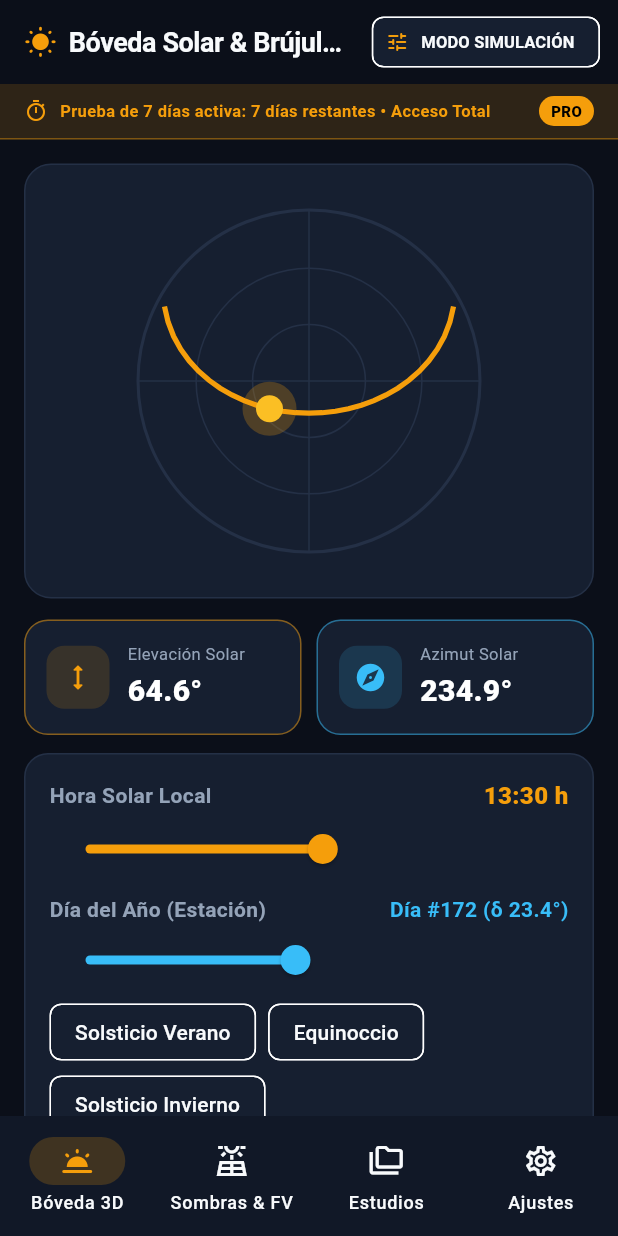
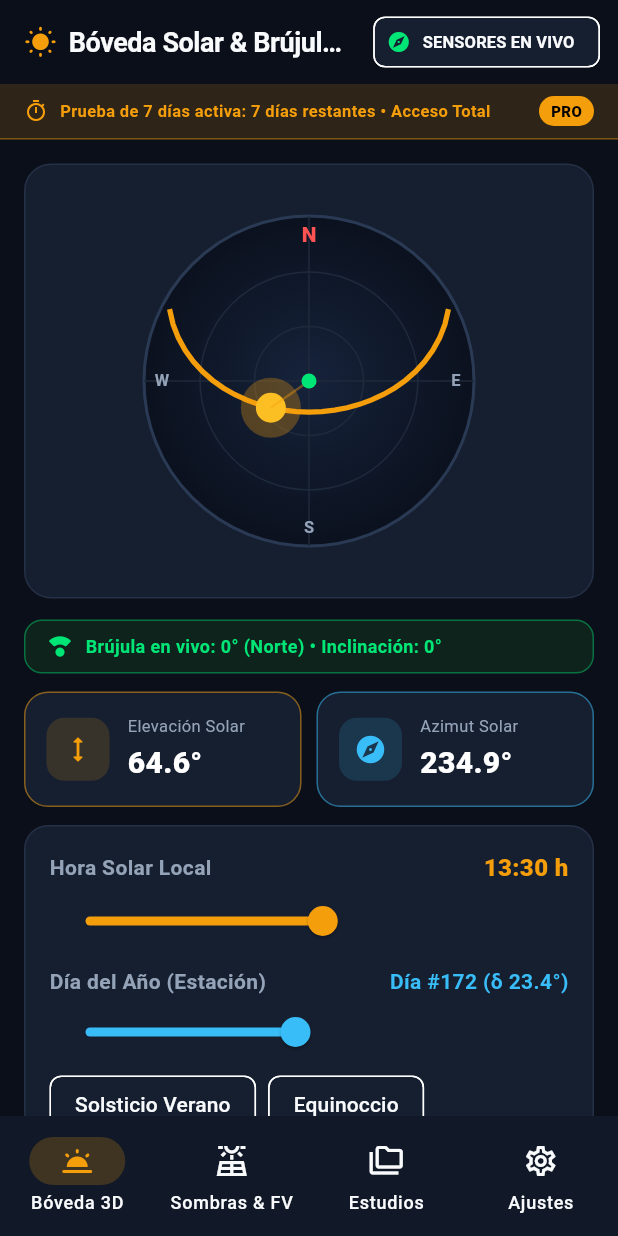
Before and after one commit to sucopierrottet-glitch/SunPathAR, a Flutter app: the screen it shows after launch, after a tap on "Entrar a Bóveda Solar", on a phone screen of 412 x 824 dp. Run offline on Flutter 3.47's test engine with Material 3 defaults, Android fonts, the phone set to English and light mode, and no system bars; our stand-ins replace in_app_purchase, pdf, printing, shared_preferences, signature.

Commit message:
fix: enable live sensor polling by default, rotate compass dome and add real-time heading readout

```diff
--- a/lib/main.dart
+++ b/lib/main.dart
@@ -6,10 +6,13 @@ import 'theme/app_theme.dart';
 
 import 'services/billing_service.dart';
 
+import 'services/sensor_service.dart';
+
 void main() async {
   WidgetsFlutterBinding.ensureInitialized();
   await StorageService.instance.init();
   await BillingService.instance.init();
+  SensorService.instance.init();
   runApp(const SunPathArApp());
 }
 
--- a/lib/screens/home_navigation_screen.dart
+++ b/lib/screens/home_navigation_screen.dart
@@ -255,11 +255,40 @@ class _HomeNavigationScreenState extends State<HomeNavigationScreen> {
                 currentPos: pos,
                 dailyArc: arc,
                 compassHeading: sensor.compassAzimuth,
+                isLive: sensor.useLiveSensors,
               ),
               child: const SizedBox.expand(),
             ),
           ),
           const SizedBox(height: 14),
+
+          // Live Sensor Status Banner
+          if (sensor.useLiveSensors)
+            Container(
+              margin: const EdgeInsets.only(bottom: 12),
+              padding: const EdgeInsets.symmetric(horizontal: 14, vertical: 8),
+              decoration: BoxDecoration(
+                color: const Color(0xFF0F231D),
+                borderRadius: BorderRadius.circular(12),
+                border: Border.all(color: AppTheme.success.withValues(alpha: 0.4)),
+              ),
+              child: Row(
+                children: [
+                  const Icon(Icons.compass_calibration_rounded, color: AppTheme.success, size: 18),
+                  const SizedBox(width: 8),
+                  Expanded(
+                    child: Text(
+                      'Brújula en vivo: ' + sensor.compassAzimuth.toStringAsFixed(0) + '° (' + _getCardinalLabel(sensor.compassAzimuth) + ') • Inclinación: ' + sensor.devicePitch.toStringAsFixed(0) + '°',
+                      style: const TextStyle(
+                        color: AppTheme.success,
+                        fontSize: 12,
+                        fontWeight: FontWeight.bold,
+                      ),
+                    ),
+                  ),
+                ],
+              ),
+            ),
 
           // Live Elevation & Azimuth KPI Row
           Row(
@@ -909,6 +938,17 @@ class _HomeNavigationScreenState extends State<HomeNavigationScreen> {
     );
   }
 
+  String _getCardinalLabel(double az) {
+    if (az >= 337.5 || az < 22.5) return 'Norte';
+    if (az >= 22.5 && az < 67.5) return 'Noreste';
+    if (az >= 67.5 && az < 112.5) return 'Este';
+    if (az >= 112.5 && az < 157.5) return 'Sureste';
+    if (az >= 157.5 && az < 202.5) return 'Sur';
+    if (az >= 202.5 && az < 247.5) return 'Suroeste';
+    if (az >= 247.5 && az < 292.5) return 'Oeste';
+    return 'Noroeste';
+  }
+
   Widget _metricCard(
       String title, String value, Color accent, IconData icon) {
     return Container(
@@ -989,26 +1029,38 @@ class _SolarSkyDomePainter extends CustomPainter {
   final SolarPositionResult currentPos;
   final List<SolarPositionResult> dailyArc;
   final double compassHeading;
+  final bool isLive;
 
   _SolarSkyDomePainter({
     required this.currentPos,
     required this.dailyArc,
     required this.compassHeading,
+    required this.isLive,
   });
 
   @override
   void paint(Canvas canvas, Size size) {
     final cx = size.width / 2;
     final cy = size.height / 2;
-    final maxR = math.min(cx, cy) - 18;
+    final maxR = math.min(cx, cy) - 22;
+
+    // Background Sky Gradient
+    final bgPaint = Paint()
+      ..shader = RadialGradient(
+        colors: [
+          const Color(0xFF16233B),
+          const Color(0xFF0B111E),
+        ],
+      ).createShader(Rect.fromCircle(center: Offset(cx, cy), radius: maxR));
+    canvas.drawCircle(Offset(cx, cy), maxR, bgPaint);
 
     // Outer Horizon Compass Circle
     final ringPaint = Paint()
-      ..color = const Color(0xFF243046)
+      ..color = const Color(0xFF2A3A54)
       ..style = PaintingStyle.stroke
       ..strokeWidth = 2;
     canvas.drawCircle(Offset(cx, cy), maxR, ringPaint);
-    canvas.drawCircle(Offset(cx, cy), maxR * 0.66, ringPaint..strokeWidth = 1);
+    canvas.drawCircle(Offset(cx, cy), maxR * 0.66, ringPaint..strokeWidth = 1..color = const Color(0xFF1E293B));
     canvas.drawCircle(Offset(cx, cy), maxR * 0.33, ringPaint);
 
     // Crosshairs
@@ -1017,12 +1069,20 @@ class _SolarSkyDomePainter extends CustomPainter {
     canvas.drawLine(
         Offset(cx, cy - maxR), Offset(cx, cy + maxR), ringPaint);
 
+    // Cardinal Points (N, S, E, W) rotated by device compass heading
+    final rotationRad = isLive ? (-compassHeading * math.pi / 180.0) : 0.0;
+
+    _drawCardinal(canvas, cx, cy, maxR, rotationRad, 0, 'N', Colors.redAccent, isBold: true);
+    _drawCardinal(canvas, cx, cy, maxR, rotationRad, 90, 'E', AppTheme.textSecondary);
+    _drawCardinal(canvas, cx, cy, maxR, rotationRad, 180, 'S', AppTheme.textSecondary);
+    _drawCardinal(canvas, cx, cy, maxR, rotationRad, 270, 'W', AppTheme.textSecondary);
+
     // Draw Daily Solar Trajectory Path
     final path = Path();
     bool started = false;
     for (final pt in dailyArc) {
       if (pt.elevationDeg >= 0) {
-        final offset = _polarToScreen(cx, cy, maxR, pt.azimuthDeg, pt.elevationDeg);
+        final offset = _polarToScreen(cx, cy, maxR, pt.azimuthDeg, pt.elevationDeg, rotationRad);
         if (!started) {
           path.moveTo(offset.dx, offset.dy);
           started = true;
@@ -1041,25 +1101,58 @@ class _SolarSkyDomePainter extends CustomPainter {
     // Draw Current Sun Position
     final sunElev = currentPos.elevationDeg.clamp(0.0, 90.0);
     final sunPos =
-        _polarToScreen(cx, cy, maxR, currentPos.azimuthDeg, sunElev);
+        _polarToScreen(cx, cy, maxR, currentPos.azimuthDeg, sunElev, rotationRad);
 
     // Sun Glow
     canvas.drawCircle(
       sunPos,
-      18,
-      Paint()..color = const Color(0xFFF59E0B).withValues(alpha: 0.25),
+      20,
+      Paint()..color = const Color(0xFFF59E0B).withValues(alpha: 0.3),
     );
     canvas.drawCircle(
       sunPos,
-      9,
+      10,
       Paint()..color = const Color(0xFFFBBF24),
     );
+
+    // Ray to center
+    canvas.drawLine(
+      Offset(cx, cy),
+      sunPos,
+      Paint()
+        ..color = const Color(0xFFF59E0B).withValues(alpha: 0.4)
+        ..strokeWidth = 1.5
+        ..style = PaintingStyle.stroke,
+    );
+
+    // Center Device Marker
+    canvas.drawCircle(Offset(cx, cy), 5, Paint()..color = isLive ? AppTheme.success : AppTheme.primary);
+  }
+
+  void _drawCardinal(Canvas canvas, double cx, double cy, double maxR, double baseRotation, double deg, String label, Color color, {bool isBold = false}) {
+    final rad = (deg - 90.0) * math.pi / 180.0 + baseRotation;
+    final r = maxR - 12;
+    final pos = Offset(cx + r * math.cos(rad), cy + r * math.sin(rad));
+
+    final tp = TextPainter(
+      text: TextSpan(
+        text: label,
+        style: TextStyle(
+          color: color,
+          fontSize: isBold ? 14 : 11,
+          fontWeight: isBold ? FontWeight.w900 : FontWeight.bold,
+        ),
+      ),
+      textDirection: TextDirection.ltr,
+    )..layout();
+
+    tp.paint(canvas, Offset(pos.dx - tp.width / 2, pos.dy - tp.height / 2));
   }
 
   Offset _polarToScreen(
-      double cx, double cy, double maxR, double azDeg, double elDeg) {
+      double cx, double cy, double maxR, double azDeg, double elDeg, double baseRotation) {
     final r = maxR * (1.0 - (elDeg.clamp(0.0, 90.0) / 90.0));
-    final rad = (azDeg - 90.0) * math.pi / 180.0;
+    final rad = (azDeg - 90.0) * math.pi / 180.0 + baseRotation;
     return Offset(cx + r * math.cos(rad), cy + r * math.sin(rad));
   }
 
--- a/lib/services/sensor_service.dart
+++ b/lib/services/sensor_service.dart
@@ -10,15 +10,23 @@ class SensorService extends ChangeNotifier {
       MethodChannel('com.simpleappspg.sensors/data');
 
   Timer? _timer;
-  bool _useLiveSensors = false;
-  double _compassAzimuth = 180.0;
-  double _devicePitch = 35.0;
+  bool _useLiveSensors = true; // Predeterminado en VIVO al iniciar
+  double _compassAzimuth = 0.0;
+  double _devicePitch = 0.0;
   double _deviceRoll = 0.0;
+  bool _hasMag = false;
 
   bool get useLiveSensors => _useLiveSensors;
   double get compassAzimuth => _compassAzimuth;
   double get devicePitch => _devicePitch;
   double get deviceRoll => _deviceRoll;
+  bool get hasMag => _hasMag;
+
+  void init() {
+    if (_useLiveSensors) {
+      _startPolling();
+    }
+  }
 
   void setLiveMode(bool value) {
     _useLiveSensors = value;
@@ -38,20 +46,24 @@ class SensorService extends ChangeNotifier {
 
   void _startPolling() {
     _timer?.cancel();
-    _timer = Timer.periodic(const Duration(milliseconds: 120), (_) async {
+    _timer = Timer.periodic(const Duration(milliseconds: 60), (_) async {
       try {
         final res = await _channel.invokeMapMethod<String, dynamic>('getSensorSnapshot');
         if (res != null && _useLiveSensors) {
           final az = (res['azimuth'] as num?)?.toDouble() ?? _compassAzimuth;
           final pt = (res['pitch'] as num?)?.toDouble() ?? _devicePitch;
           final rl = (res['roll'] as num?)?.toDouble() ?? _deviceRoll;
-          _compassAzimuth = az;
-          _devicePitch = pt;
-          _deviceRoll = rl;
-          notifyListeners();
+          _hasMag = (res['hasMag'] as bool?) ?? false;
+
+          if ((az - _compassAzimuth).abs() > 0.3 || (pt - _devicePitch).abs() > 0.3) {
+            _compassAzimuth = az;
+            _devicePitch = pt;
+            _deviceRoll = rl;
+            notifyListeners();
+          }
         }
       } catch (_) {
-        // Fallback smoothly in tests or desktop
+        // Fallback smoothly
       }
     });
   }
```
